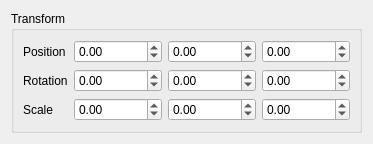
Old version of the form JopeShaderEngine/transformui.ui in the repository PatatesIDracs/ColorinesGLSL-Programming.
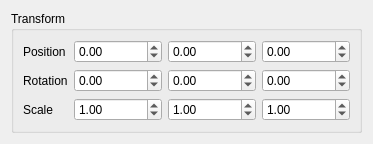
New version of the form.

What changed in the file:
```diff
--- a/JopeShaderEngine/transformui.ui
+++ b/JopeShaderEngine/transformui.ui
@@ -119,6 +119,9 @@
           <property name="maximum">
            <double>999999.989999999990687</double>
           </property>
+          <property name="value">
+           <double>1.000000000000000</double>
+          </property>
          </widget>
         </item>
         <item>
@@ -129,6 +132,9 @@
           <property name="maximum">
            <double>999999.989999999990687</double>
           </property>
+          <property name="value">
+           <double>1.000000000000000</double>
+          </property>
          </widget>
         </item>
         <item>
@@ -139,6 +145,9 @@
           <property name="maximum">
            <double>999999.989999999990687</double>
           </property>
+          <property name="value">
+           <double>1.000000000000000</double>
+          </property>
          </widget>
         </item>
        </layout>
```
